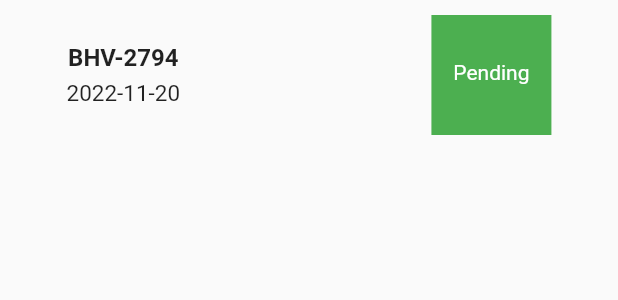
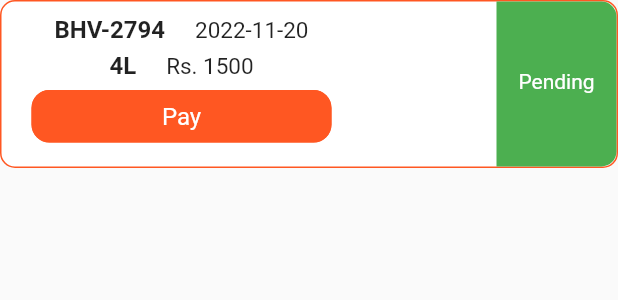
Before and after one commit to Kanishka-Git97/Power-Fuel-Client-App, a Flutter app: the FuelPurchaseDetails widget shown alone on an empty page, opened directly, on a phone screen of 412 x 824 dp. Shown: the top 300 px of the screen. Run offline on Flutter 3.47's test engine with Material 2 defaults, Android fonts, the phone set to English and light mode, and no system bars; our stand-ins replace google_nav_bar, qr_flutter, snippet_coder_utils; network calls fail.

Commit message:
Updated UI screens

```diff
--- a/lib/constants/constants.dart
+++ b/lib/constants/constants.dart
@@ -25,5 +25,5 @@ const TextStyle formTitleLight =
 
 //Database Setting
 
-String baseUrl = "http://192.168.65.246:8080";
+String baseUrl = "http://192.168.1.103:8080";
 // "http://192.168.8.101:8080";
--- a/lib/presentation/molecules/fuel_purchase_details.dart
+++ b/lib/presentation/molecules/fuel_purchase_details.dart
@@ -1,6 +1,5 @@
 import 'package:flutter/material.dart';
 import 'package:power_fuel_client_app/constants/constants.dart';
-import 'package:power_fuel_client_app/presentation/atoms/primary_button.dart';
 
 class FuelPurchaseDetails extends StatelessWidget {
   const FuelPurchaseDetails({Key? key}) : super(key: key);
@@ -10,64 +9,99 @@ class FuelPurchaseDetails extends StatelessWidget {
     return Container(
       width: double.maxFinite,
       height: 112,
-      // margin: const EdgeInsets.symmetric(horizontal: 10, vertical: 10),
-      padding: const EdgeInsets.symmetric(horizontal: 10, vertical: 10),
-      // decoration: BoxDecoration(
-      //   color: Colors.white,
-      //   border:
-      //       Border.all(color: primaryColor, width: 1, style: BorderStyle.solid),
-      //   borderRadius: const BorderRadius.all(Radius.circular(10)),
-      // ),
+      decoration: BoxDecoration(
+        color: Colors.white,
+        border:
+            Border.all(color: primaryColor, width: 1, style: BorderStyle.solid),
+        borderRadius: const BorderRadius.all(Radius.circular(10)),
+      ),
       child: Column(
         children: [
           Row(
-            mainAxisAlignment: MainAxisAlignment.spaceAround,
+            mainAxisAlignment: MainAxisAlignment.spaceBetween,
             children: [
               Column(
                 mainAxisAlignment: MainAxisAlignment.start,
-                children: const [
+                children: [
+                  Row(
+                    mainAxisAlignment: MainAxisAlignment.spaceAround,
+                    children: const [
+                      Padding(
+                        padding: EdgeInsets.only(left: 20),
+                        child: Text(
+                          "BHV-2794",
+                          style: subHeading,
+                        ),
+                      ),
+                      SizedBox(
+                    width: 20,
+                  ),
                   Text(
-                    "BHV-2794",
-                    style: subHeading,
+                    "2022-11-20",
+                    style: formTitle,
                   ),
-                  SizedBox(height: 5,),
-                  Text("2022-11-20", style: formTitle,)
+                    ],
+                  ),
+                  const SizedBox(height: 5,),
+                  Row(
+                    children: const [
+                      Padding(
+                        padding: EdgeInsets.only(left: 20),
+                        child: Text(
+                          "4L",
+                          style: subHeading,
+                        ),
+                      ),
+                      SizedBox(
+                    width: 20,
+                  ),
+                  Text(
+                    "Rs. 1500",
+                    style: formTitle,
+                  ),
+                    ],
+                  ),
+                  Padding(
+                    padding: const EdgeInsets.only(left: 20),
+                    child:TextButton(
+                              onPressed: () {},
+                              style: TextButton.styleFrom(
+                                backgroundColor: primaryColor,
+                                  minimumSize: const Size(200, 30),
+                                  textStyle: const TextStyle(fontSize: 16),
+                                  shape: RoundedRectangleBorder(
+                                    borderRadius: BorderRadius.circular(12),
+                                  ),
+                                  side: const BorderSide(color: primaryColor)),
+                              child: const Text(
+                                "Pay",
+                                style: TextStyle(color: Colors.white),
+                              ),
+                            ),
+                  )
                 ],
               ),
-              const SizedBox(width: 30,),
               Container(
                 width: 80,
-                height: 80,
-                color: Colors.green,
+                height: 110,
                 child: const Padding(
-                  padding: EdgeInsets.symmetric(vertical: 30),
-                  child: Text("Pending", style: normalTextLight,textAlign: TextAlign.center,),
+                  padding: EdgeInsets.symmetric(vertical: 45),
+                  child: Text(
+                    "Pending",
+                    style: normalTextLight,
+                    textAlign: TextAlign.center,
+                  ),
+                ),
+                decoration: const BoxDecoration(
+                  borderRadius: BorderRadius.only(
+                      bottomRight: Radius.circular(10),
+                      topRight: Radius.circular(10)),
+                  color: Colors.green,
                 ),
               ),
             ],
           ),
-          // Row(
-          //   mainAxisAlignment: MainAxisAlignment.end,
-          //   children: [
-          //     Padding(
-          //       padding: const EdgeInsets.only(right: 20),
-          //       child:OutlinedButton(
-          //                 onPressed: () {},
-          //                 style: OutlinedButton.styleFrom(
-          //                     minimumSize: const Size(100, 30),
-          //                     textStyle: const TextStyle(fontSize: 16),
-          //                     shape: RoundedRectangleBorder(
-          //                       borderRadius: BorderRadius.circular(12),
-          //                     ),
-          //                     side: const BorderSide(color: primaryColor)),
-          //                 child: const Text(
-          //                   "Pay",
-          //                   style: TextStyle(color: primaryColor),
-          //                 ),
-          //               ),
-          //     )
-          //   ],
-          // )
+
         ],
       ),
     );
--- a/lib/presentation/molecules/vehicle_details_card.dart
+++ b/lib/presentation/molecules/vehicle_details_card.dart
@@ -1,6 +1,7 @@
 import 'package:flutter/material.dart';
 import 'package:power_fuel_client_app/controllers/vehicle_controller.dart';
 import 'package:power_fuel_client_app/presentation/atoms/custom_icon_button.dart';
+import 'package:power_fuel_client_app/presentation/screens/Vehicle/edit_vehicles_screen.dart';
 import 'package:power_fuel_client_app/presentation/screens/profile_details_screen.dart';
 import 'package:power_fuel_client_app/presentation/screens/token/qr_view.dart';
 import 'package:power_fuel_client_app/repositories/vehicle_repository.dart';
@@ -188,7 +189,9 @@ class _VehicleDetailsCardState extends State<VehicleDetailsCard> {
                   ),
                   CustomIconButton(
                     customIcon: Icons.edit,
-                    onTapButton: () {},
+                    onTapButton: () {
+                      Navigator.push(context, MaterialPageRoute(builder: (context)=>EditVehicleScreen(vehicle: widget.vehicle)));
+                    },
                   ),
                   CustomIconButton(
                     customIcon: Icons.delete,
--- a/lib/presentation/screens/fuel/request_fuel_screen.dart
+++ b/lib/presentation/screens/fuel/request_fuel_screen.dart
@@ -175,7 +175,7 @@ class _RequestFuelScreenState extends State<RequestFuelScreen> {
                               ),
                               side: const BorderSide(color: primaryColor)),
                           child: const Text(
-                            "Cancle",
+                            "Cancel",
                             style: TextStyle(color: primaryColor),
                           ),
                         ),
@@ -189,8 +189,8 @@ class _RequestFuelScreenState extends State<RequestFuelScreen> {
                               borderRadius: BorderRadius.circular(12),
                             ),
                           ),
-                          child: Text(
-                            "Confrim",
+                          child: const Text(
+                            "Confirm",
                             style: TextStyle(color: Colors.white),
                           ),
                         ),
--- a/lib/presentation/screens/fuel/request_list_screen.dart
+++ b/lib/presentation/screens/fuel/request_list_screen.dart
@@ -20,7 +20,7 @@ class RequestListScreen extends StatelessWidget {
         ),
       ),
       body: Container(
-        margin: const EdgeInsets.symmetric( vertical: 30),
+        margin: const EdgeInsets.symmetric( vertical: 30, horizontal: 20),
         child: const FuelPurchaseDetails(),
       ),
       bottomNavigationBar: const CustomBottomNavigationBar(index: 2),
```
Also changed, not shown: lib/presentation/screens/Vehicle/edit_vehicles_screen.dart (added, +206 -0 lines), lib/presentation/screens/Vehicle/view_vehicles_screen.dart (deleted, +0 -12 lines).
